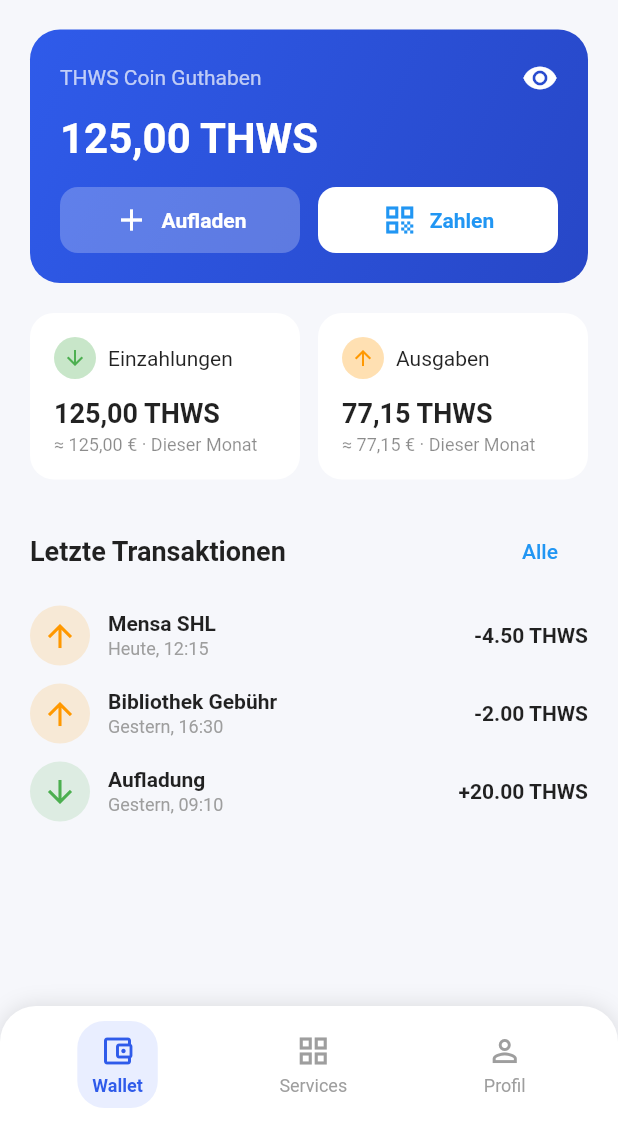
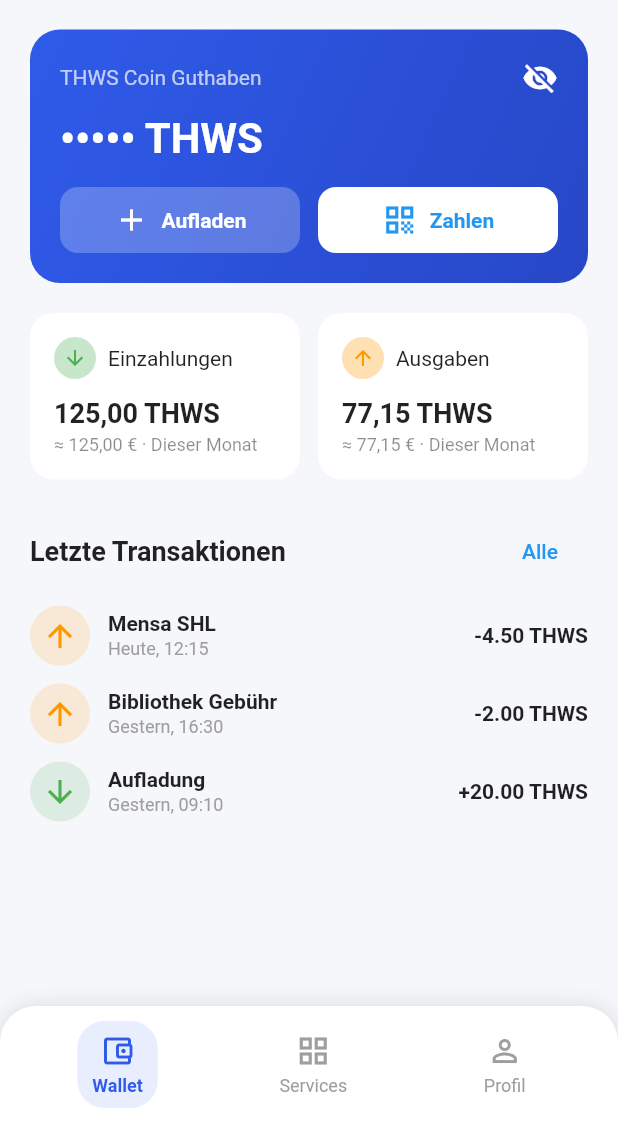
Before and after one commit to UmutVci/thws-utility-token-system, a Flutter app: the MainLayout screen opened directly, on a phone screen of 412 x 824 dp, the part 113-1236 px from its top. Run offline on Flutter 3.47's test engine with Material 3 defaults, Android fonts, the phone set to English and light mode, and no system bars; our stand-ins replace permission_handler, qr_flutter.

Commit message:
Refactor WalletBalanceCard to manage balance visibility state and update UI accordingly

```diff
--- a/lib/screens/wallet/wallet_balance_card.dart
+++ b/lib/screens/wallet/wallet_balance_card.dart
@@ -5,8 +5,14 @@
 
 
 
-class WalletBalanceCard extends StatelessWidget {
+class WalletBalanceCard extends StatefulWidget {
   const WalletBalanceCard({super.key});
+@override
+  State<WalletBalanceCard> createState() => _WalletBalanceCardState();
+}
+
+class _WalletBalanceCardState extends State<WalletBalanceCard> {
+  bool _isBalanceVisible = false;
 
   @override
   Widget build(BuildContext context) {
@@ -29,26 +35,50 @@
           // Header
           Row(
             mainAxisAlignment: MainAxisAlignment.spaceBetween,
-            children: const [
+            children:  [
               Text(
                 'THWS Coin Guthaben',
                 style: TextStyle(color: Colors.white70),
               ),
-              Icon(Icons.visibility, color: Colors.white),
+             GestureDetector(
+                onTap: () {
+                  setState(() {
+                    _isBalanceVisible = !_isBalanceVisible;
+                  });
+                },
+                child: Icon(
+                  _isBalanceVisible
+                      ? Icons.visibility
+                      : Icons.visibility_off,
+                  color: Colors.white,
+                ),
+              ),
             ],
           ),
 
           const SizedBox(height: 12),
 
           // Balance
-          const Text(
-            '125,00 THWS',
-            style: TextStyle(
+         Text(
+            _isBalanceVisible ? '125,00 THWS' : '••••• THWS',
+            style: const TextStyle(
               color: Colors.white,
               fontSize: 28,
               fontWeight: FontWeight.bold,
             ),
           ),
+
+  if (_isBalanceVisible) ...[
+      const SizedBox(height: 4),
+      const Text(
+        '≈ 47,85 €',
+        style: TextStyle(
+          color: Colors.white70,
+          fontSize: 14,
+          fontWeight: FontWeight.w500,
+        ),
+      ),
+    ],
 
           const SizedBox(height: 16),
 
@@ -90,7 +120,8 @@
           ),
         ],
       ),
-    );
+      );
+
   }
 }
 
```
